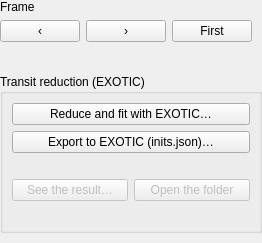
First picture: the form in nightscribe/gui/ui/ufe_visit_panel.ui, repository irydeo/nightscribe, before the edit.
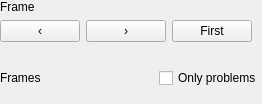
Second picture: the form after the edit.

Commit message: wip(parallel): the ephemeris cascade, the manual mode, the ceiling and the editor's tools

```diff
--- a/nightscribe/gui/ui/ufe_visit_panel.ui
+++ b/nightscribe/gui/ui/ufe_visit_panel.ui
@@ -31,26 +31,15 @@
     </layout>
    </item>
    <item><widget class="QLabel" name="lbl_frame_file"><property name="text"><string/></property><property name="wordWrap"><bool>true</bool></property></widget></item>
-   <item><widget class="QWidget" name="ph_series"/></item>
    <item>
-    <widget class="QGroupBox" name="grp_exotic">
-     <property name="title"><string>Transit reduction (EXOTIC)</string></property>
-     <property name="visible"><bool>false</bool></property>
-     <layout class="QVBoxLayout" name="vbox_exotic">
-      <item><widget class="QPushButton" name="btn_exotic_reduce"><property name="text"><string>Reduce and fit with EXOTIC…</string></property><property name="toolTip"><string>Generate the visit's inits.json, run EXOTIC headless and import its light curve and fitted parameters. Uses the open frame as the reference and the sequence built above</string></property></widget></item>
-      <item><widget class="QPushButton" name="btn_exotic_export"><property name="text"><string>Export to EXOTIC (inits.json)…</string></property><property name="toolTip"><string>Pre-filled EXOTIC initialization file: planet, observatory, camera and filter</string></property></widget></item>
-      <item><widget class="QLabel" name="lbl_exotic_result"><property name="text"><string/></property><property name="wordWrap"><bool>true</bool></property><property name="toolTip"><string>The last reduction of this visit: its transit time and radius ratio. «See the result» opens the numbers, the light curve and every file it wrote</string></property></widget></item>
-      <item>
-       <layout class="QHBoxLayout" name="row_exotic_result">
-        <item><widget class="QPushButton" name="btn_exotic_result"><property name="text"><string>See the result…</string></property><property name="toolTip"><string>The fitted parameters, the light curve EXOTIC drew and every file the reduction wrote (field figures, diagnostics, the AAVSO report), each one a double click from the system</string></property><property name="enabled"><bool>false</bool></property></widget></item>
-        <item><widget class="QPushButton" name="btn_exotic_folder"><property name="text"><string>Open the folder</string></property><property name="toolTip"><string>Open the project's EXOTIC work folder with the file manager</string></property><property name="enabled"><bool>false</bool></property></widget></item>
-       </layout>
-      </item>
-      <item><widget class="QLabel" name="lbl_exotic_status"><property name="text"><string/></property><property name="wordWrap"><bool>true</bool></property></widget></item>
-     </layout>
-    </widget>
+    <layout class="QHBoxLayout" name="row_frames_head">
+     <item><widget class="QLabel" name="lbl_frames_count"><property name="text"><string>Frames</string></property><property name="toolTip"><string>The frames of this visit, one preview each. The list fills as they are read (a small sample of each, not the whole frame). Right-click a preview to take it out of the visit or move it aside</string></property></widget></item>
+     <item><spacer name="hsp_frames"><property name="orientation"><enum>Qt::Horizontal</enum></property><property name="sizeHint" stdset="0"><size><width>10</width><height>20</height></size></property></spacer></item>
+     <item><widget class="QCheckBox" name="chk_frames_problems"><property name="text"><string>Only problems</string></property><property name="toolTip"><string>Show only the frames with something to look at: the ones that cannot be read, the ones without an astrometric solution and the ones the last run could not register. It is the fast way through a visit of hundreds of frames</string></property></widget></item>
+    </layout>
    </item>
-   <item><spacer name="vsp_visit"><property name="orientation"><enum>Qt::Vertical</enum></property><property name="sizeHint" stdset="0"><size><width>20</width><height>10</height></size></property></spacer></item>
+   <item><widget class="QWidget" name="ph_frames"/></item>
+   <item><spacer name="vsp_visit"><property name="orientation"><enum>Qt::Vertical</enum></property><property name="sizeType"><enum>QSizePolicy::Fixed</enum></property><property name="sizeHint" stdset="0"><size><width>20</width><height>10</height></size></property></spacer></item>
   </layout>
  </widget>
  <resources/>
```
Left out of the diff: 13 changed lines with no effect on the pictures. The commit also changes 109 other files.
